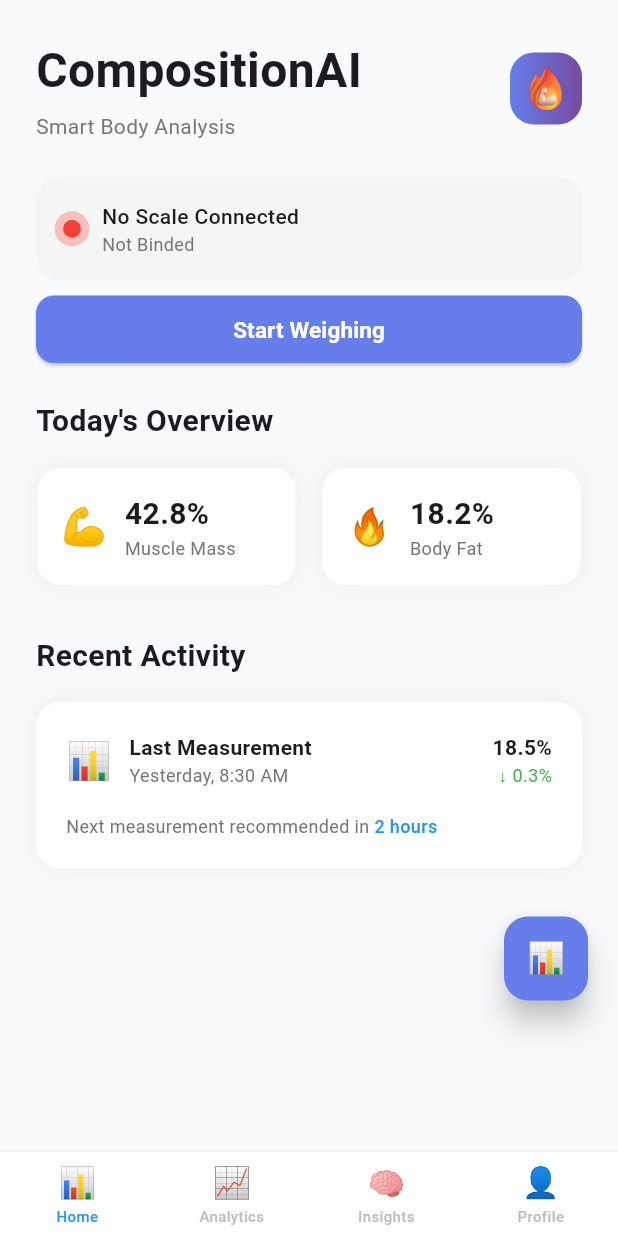
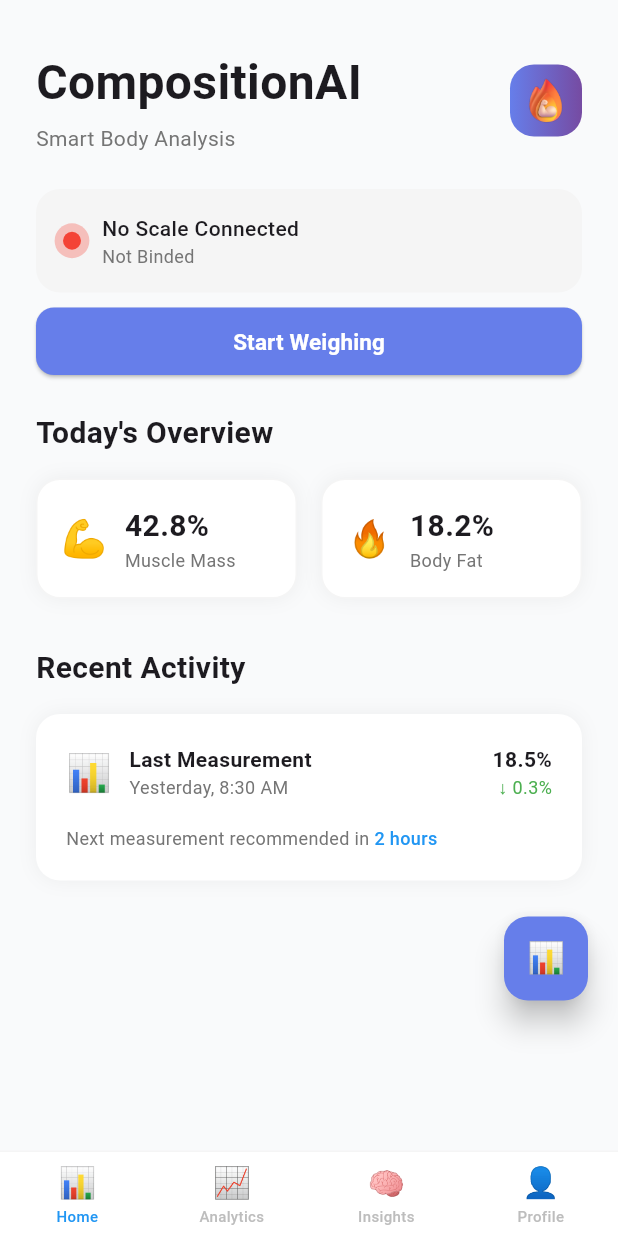
Before and after one commit to NME5/CompositionAI, a Flutter app: the screen it shows after launch, on a phone screen of 412 x 824 dp. Run offline on Flutter 3.47's test engine with Material 3 defaults, Android fonts, the phone set to English and light mode, and no system bars; Roboto replaces fonts that are missing (SF Pro Display).

```diff
--- a/lib/views/home_page.dart
+++ b/lib/views/home_page.dart
@@ -34,12 +34,12 @@ class _HomePageState extends State<HomePage> with TickerProviderStateMixin {
     return AnimatedBuilder(
       animation: _viewModel,
       builder: (context, child) {
-        return SafeArea(
+        return SafeArea( //nanti bikin space safearea, tapi kalo discroll bisa sampe diatas safearea
           child: Column(
             children: [
               // Header
               Padding(
-                padding: EdgeInsets.all(24),
+                padding: EdgeInsets.fromLTRB(24, 32, 24, 24),
                 child: Column(
                   children: [
                     Row(
@@ -61,8 +61,8 @@ class _HomePageState extends State<HomePage> with TickerProviderStateMixin {
                             borderRadius: BorderRadius.circular(16),
                           ),
                           child: const Padding(
-                            padding: const EdgeInsets.all(8.0),
-                            child: const Image(image: AssetImage('assets/img/Logo CompositionAI.png'),),
+                            padding: EdgeInsets.all(8.0),
+                            child: Image(image: AssetImage('assets/img/Logo CompositionAI.png'),),
                           ),
                         ),
                       ],
```
Also changed, not shown: lib/views/analytics_page.dart (+11 -3 lines), lib/views/insights_page.dart (+7 -6 lines), lib/views/profile_page.dart (+11 -4 lines).
